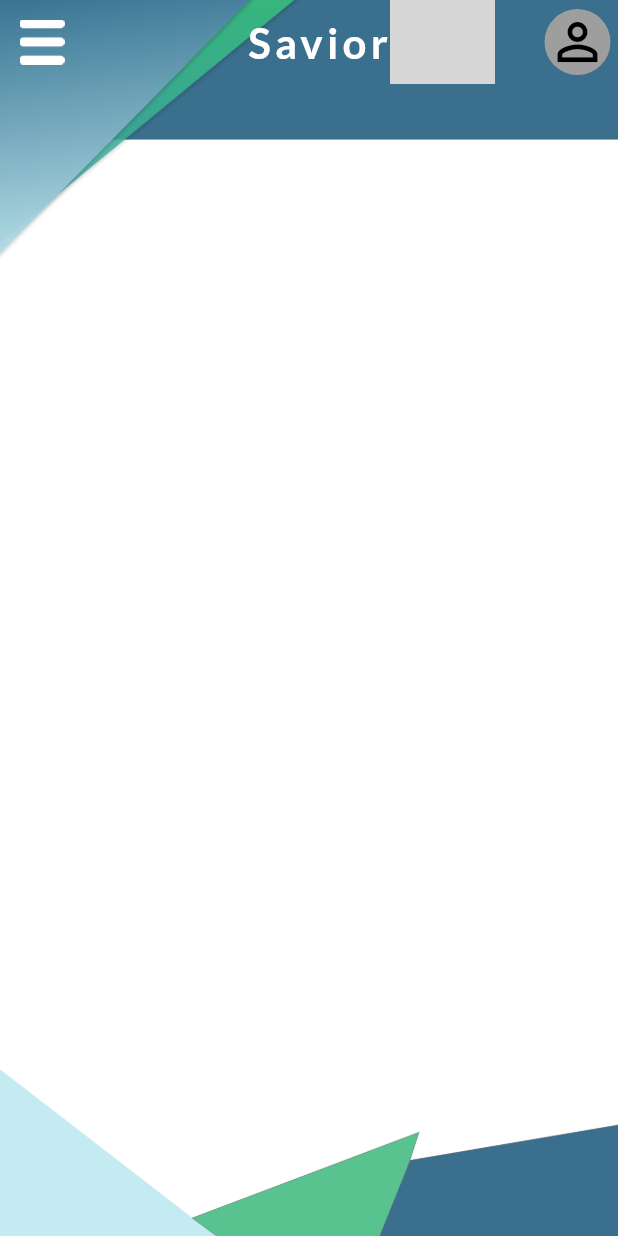
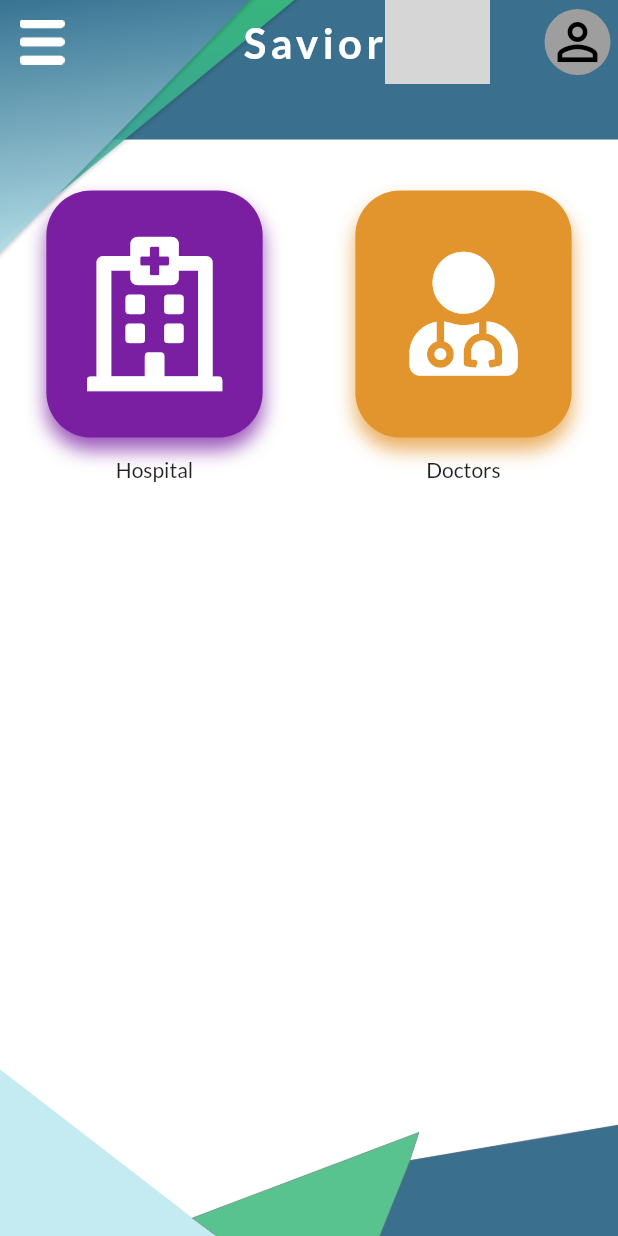
Before and after one commit to Muhammadbarznji/Savior, a Flutter app: the screen it shows once a user with an empty profile is signed in, on a phone screen of 412 x 824 dp. Run offline on Flutter 3.47's test engine with Material 2 defaults, Android fonts, the phone set to English and light mode, and no system bars; our stand-ins replace auto_size_text, cloud_firestore, firebase_auth, firebase_storage, flutter_spinkit, font_awesome_flutter and 4 more; missing offline and left inert: sweet_alert_dialogs; accounts and stored records are empty; grey boxes are pictures that could not be loaded.

Commit message:
user profile, navigation draw list of hospital, list of doctor

```diff
--- a/lib/main.dart
+++ b/lib/main.dart
@@ -1,8 +1,10 @@
 import 'package:flutter/material.dart';
 import 'package:flutter/services.dart';
 import 'package:google_fonts/google_fonts.dart';
+import 'package:testapp/screens/doctors/doctor.dart';
 import 'package:testapp/screens/home/home_screen.dart';
 import 'package:testapp/screens/home/home_screen_admin.dart';
+import 'package:testapp/screens/hospital/hospitals_screen.dart';
 import 'package:testapp/screens/loading/loading_screen.dart';
 import 'package:testapp/screens/login/login_screen.dart';
 import 'package:testapp/screens/profile/profile_screen.dart';
@@ -34,6 +36,8 @@ class TestApp extends StatelessWidget {
             ),
         ProfileScreen.id: (context) => ProfileScreen(),
         //ProfileEdit.id: (context) => ProfileEdit(),
+        Hospital.id: (context) => Hospital(),
+        Doctor.id: (context) => Doctor(),
       },
       theme: ThemeData(
           fontFamily: GoogleFonts.lato().fontFamily,
--- a/lib/screens/home/home_screen.dart
+++ b/lib/screens/home/home_screen.dart
@@ -1,7 +1,12 @@
 import 'package:flutter/material.dart';
 import 'package:flutter/services.dart';
+import 'package:testapp/others/screen_size.dart';
+import 'package:testapp/screens/doctors/doctor.dart';
+import 'package:testapp/screens/hospital/hospitals_screen.dart';
 import 'package:testapp/widgets/app_default.dart';
 import 'package:sweet_alert_dialogs/sweet_alert_dialogs.dart';
+import 'package:testapp/widgets/home_screen_widgets.dart';
+import 'package:font_awesome_flutter/font_awesome_flutter.dart';
 
 class HomeScreen extends StatefulWidget {
   static const String id = 'Home_Screen';
@@ -15,6 +20,8 @@ class _HomeScreenState extends State<HomeScreen> {
 
   @override
   Widget build(BuildContext context) {
+    double screenWidth = getDeviceWidth(context);
+    double screenHeight = getDeviceHeight(context);
 /*    return Scaffold(
       extendBodyBehindAppBar: true,
       backgroundColor: Colors.red,
@@ -32,7 +39,7 @@ class _HomeScreenState extends State<HomeScreen> {
         extendBodyBehindAppBar: true,
         backgroundColor: Colors.transparent,
         drawer: AppDrawer(),
-        appBar: TestAppAppBar(),
+        appBar: TestAppAppBar(settitle: 'Savior',),
         body: WillPopScope(
           onWillPop: () async {
             return showDialog(
@@ -66,7 +73,73 @@ class _HomeScreenState extends State<HomeScreen> {
                 fit: BoxFit.cover,
               ),
             ),
-            child: null,
+            child: NotificationListener<OverscrollIndicatorNotification>(
+              onNotification: (OverscrollIndicatorNotification overScroll) {
+                overScroll.disallowGlow();
+                return true;
+              },
+              child: ListView(
+                children: <Widget>[
+                  SizedBox(
+                    height: screenHeight * 0.08,
+                  ),
+                  Row(
+                    children: <Widget>[
+                      Expanded(
+                        child: Column(
+                          children: <Widget>[
+                            InkWell(
+                              splashColor: Colors.purple,
+                              child: CardButton(
+                                height: screenHeight * 0.2,
+                                width: screenWidth * (35 / 100),
+                                icon: FontAwesomeIcons.hospital,
+                                size: screenWidth * (25 / 100),
+                                color: Color(0xff7b1fa2),
+                                borderColor: Color(0xff7b1fa2).withOpacity(0.75),
+                              ),
+                              onTap: () {
+                                Navigator.pushNamed(
+                                    context, Hospital.id);
+                              },
+                            ),
+                            Padding(
+                              padding: EdgeInsets.only(top: 8.0),
+                              child: Text('Hospital'),
+                            ),
+                          ],
+                        ),
+                      ),
+                      Expanded(
+                        child: Column(
+                          children: <Widget>[
+                            InkWell(
+                              splashColor: Colors.yellowAccent,
+                              child: CardButton(
+                                height: screenHeight * (20 / 100),
+                                width: screenWidth * (35 / 100),
+                                icon: FontAwesomeIcons.userMd,
+                                size: screenWidth * 0.2,
+                                color: Color(0xffE3952D),
+                                borderColor: Color(0xffE3952D).withOpacity(0.75),
+                              ),
+                              onTap: () {
+                                print('Doctors');
+                                Navigator.pushNamed(context, Doctor.id);
+                              },
+                            ),
+                            Padding(
+                              padding: EdgeInsets.only(top: 8.0),
+                              child: Text('Doctors'),
+                            )
+                          ],
+                        ),
+                      )
+                    ],
+                  ),
+                ],
+              ),
+            ),
           ),
         ));
   }
--- a/lib/screens/profile/profile_screen.dart
+++ b/lib/screens/profile/profile_screen.dart
@@ -27,6 +27,7 @@ class _ProfileScreenState extends State<ProfileScreen> {
     getCurrentUser();
     super.initState();
   }
+
 
   getCurrentUser() async {
     await FirebaseAuth.instance.currentUser().then((user) {
--- a/lib/widgets/app_default.dart
+++ b/lib/widgets/app_default.dart
@@ -271,7 +271,9 @@ class FormItem extends StatelessWidget {
 
 class TestAppAppBar extends StatelessWidget implements PreferredSizeWidget {
   final double height = 56.0;
+  final String settitle;
 
+  const TestAppAppBar({this.settitle});
   @override
   Widget build(BuildContext context) {
     return Column(
@@ -291,10 +293,10 @@ class TestAppAppBar extends StatelessWidget implements PreferredSizeWidget {
             mainAxisAlignment: MainAxisAlignment.center,
             children: <Widget>[
               SizedBox(
-                width: 75.0,
+                width: 69.0,
               ),
               Text(
-                'Savior',
+                settitle,
                 style: TextStyle(
                   color: Colors.white,
                   fontWeight: FontWeight.bold,
--- a/pubspec.yaml
+++ b/pubspec.yaml
@@ -44,6 +44,7 @@ dev_dependencies:
   path: ^1.6.4
   image_picker: ^0.6.3+4
   firebase_storage: ^3.1.6
+  font_awesome_flutter: ^8.11.0
 
 
 # For information on the generic Dart part of this file, see the
```
Also changed, not shown: lib/models/hospital_data.dart (added, +28 -0 lines), lib/screens/doctors/doctor.dart (added, +129 -0 lines), lib/screens/hospital/hospital_view.dart (added, +30 -0 lines), lib/screens/hospital/hospitals_screen.dart (added, +270 -0 lines), lib/widgets/constant.dart (added, +10 -0 lines), assets/images/default_background.jpg (added), pubspec.lock.
